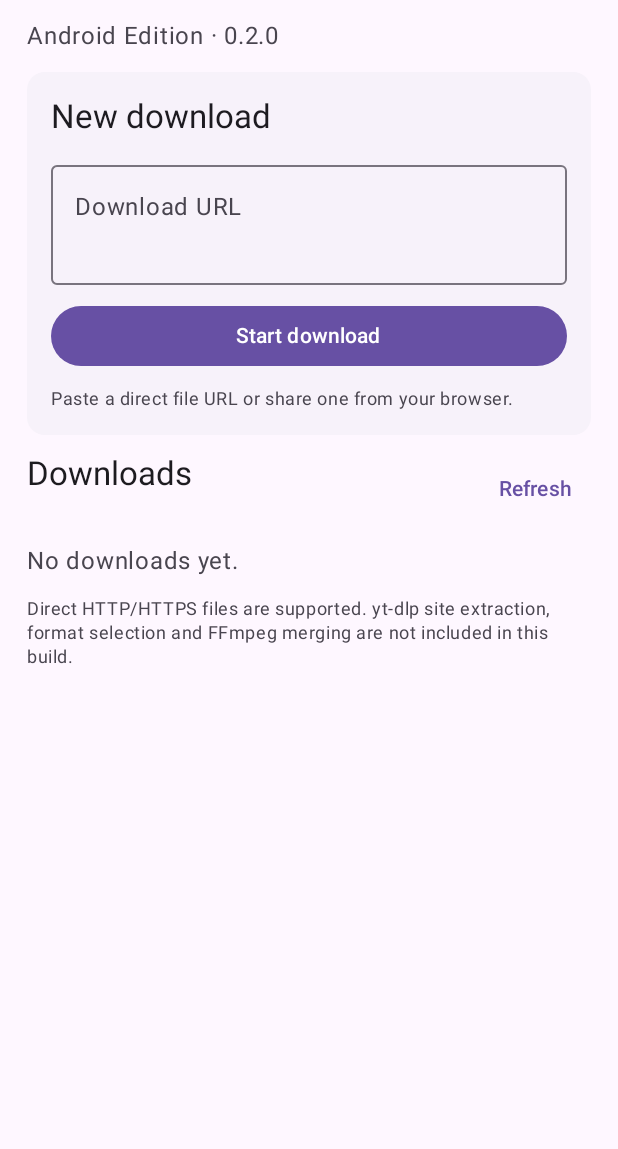
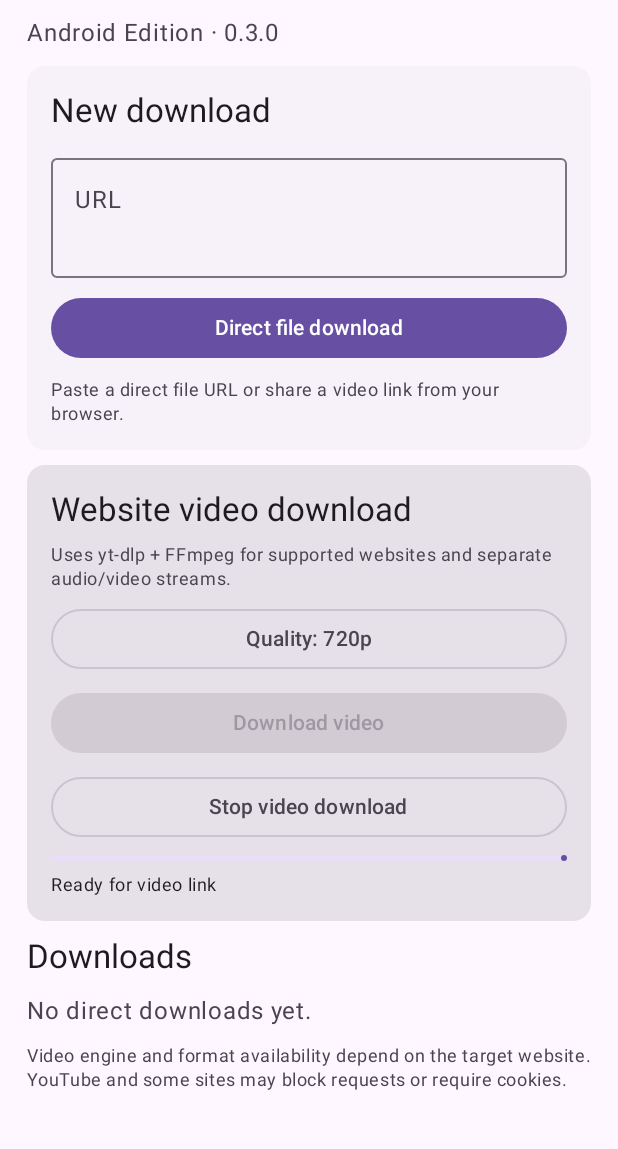
Before and after one commit to drsumon200/Fast-IDM, an Android app built with Jetpack Compose: the screen it shows after launch (MainActivity), on a phone screen of 412 x 824 dp, the part 87-1236 px from its top. Run offline under Robolectric (Android 15) with nearby library versions, the phone set to English and light mode, and no system bars; 1 statement that could not run was skipped.

Commit message:
Add video downloader controls and quality presets

```diff
--- a/android/app/src/main/java/com/drsumon/fastidm/MainActivity.kt
+++ b/android/app/src/main/java/com/drsumon/fastidm/MainActivity.kt
@@ -1,13 +1,17 @@
 package com.drsumon.fastidm
 
+import android.Manifest
 import android.app.DownloadManager
 import android.content.Intent
+import android.content.pm.PackageManager
 import android.net.Uri
+import android.os.Build
 import android.os.Bundle
 import android.os.Environment
 import android.webkit.URLUtil
 import androidx.activity.ComponentActivity
 import androidx.activity.compose.setContent
+import androidx.activity.result.contract.ActivityResultContracts
 import androidx.compose.foundation.layout.*
 import androidx.compose.foundation.lazy.LazyColumn
 import androidx.compose.foundation.lazy.items
@@ -16,21 +20,39 @@ import androidx.compose.runtime.*
 import androidx.compose.runtime.saveable.rememberSaveable
 import androidx.compose.ui.Modifier
 import androidx.compose.ui.unit.dp
+import androidx.core.content.ContextCompat
 import kotlinx.coroutines.delay
 
 data class DownloadItem(val id: Long, val title: String, val status: Int, val downloaded: Long, val total: Long, val reason: Int)
 
 class MainActivity : ComponentActivity() {
     private var sharedUrl by mutableStateOf("")
+    private val notificationPermission = registerForActivityResult(ActivityResultContracts.RequestPermission()) { }
     override fun onCreate(savedInstanceState: Bundle?) {
         super.onCreate(savedInstanceState)
         sharedUrl = extractUrl(intent)
+        if (Build.VERSION.SDK_INT >= 33 && ContextCompat.checkSelfPermission(this, Manifest.permission.POST_NOTIFICATIONS) != PackageManager.PERMISSION_GRANTED) {
+            notificationPermission.launch(Manifest.permission.POST_NOTIFICATIONS)
+        }
         setContent {
             MaterialTheme(colorScheme = lightColorScheme()) {
                 Surface(Modifier.fillMaxSize()) {
-                    FastIdmHome(sharedUrl, ::enqueueDownload, ::queryDownloads) { id ->
-                        (getSystemService(DOWNLOAD_SERVICE) as DownloadManager).remove(id)
-                    }
+                    FastIdmHome(
+                        sharedUrl,
+                        ::enqueueDownload,
+                        ::queryDownloads,
+                        onStartVideo = { url, quality ->
+                            val service = Intent(this, YtDlpDownloadService::class.java)
+                                .setAction(YtDlpDownloadService.ACTION_START)
+                                .putExtra(YtDlpDownloadService.EXTRA_URL, url)
+                                .putExtra(YtDlpDownloadService.EXTRA_QUALITY, quality)
+                            ContextCompat.startForegroundService(this, service)
+                        },
+                        onStopVideo = {
+                            startService(Intent(this, YtDlpDownloadService::class.java).setAction(YtDlpDownloadService.ACTION_STOP))
+                        },
+                        onCancel = { id -> (getSystemService(DOWNLOAD_SERVICE) as DownloadManager).remove(id) }
+                    )
                 }
             }
         }
@@ -45,24 +67,22 @@ class MainActivity : ComponentActivity() {
             Intent.ACTION_VIEW -> intent.dataString.orEmpty()
             else -> ""
         }
-        return Regex("""https?://[^\s<>]+""", RegexOption.IGNORE_CASE)
+        return Regex("""https?://[^\\s<>]+""", RegexOption.IGNORE_CASE)
             .find(raw)?.value?.replace(Regex("[.,)\\]]+$"), "") ?: ""
     }
     private fun enqueueDownload(rawUrl: String): String {
         val clean = rawUrl.trim()
         val uri = try { Uri.parse(clean) } catch (_: Exception) { null }
-        if (uri == null || (uri.scheme != "https" && uri.scheme != "http") || uri.host.isNullOrBlank())
-            return "Enter a valid HTTP or HTTPS URL."
+        if (uri == null || (uri.scheme != "https" && uri.scheme != "http") || uri.host.isNullOrBlank()) return "Enter a valid HTTP or HTTPS URL."
         return try {
             val manager = getSystemService(DOWNLOAD_SERVICE) as DownloadManager
-            val guessed = URLUtil.guessFileName(clean, null, null)
-            val filename = guessed.replace(Regex("""[\\/:*?"<>|]"""), "_").take(150).ifBlank { "download.bin" }
+            val filename = URLUtil.guessFileName(clean, null, null).replace(Regex("""[\\/:*?"<>|]"""), "_").take(150).ifBlank { "download.bin" }
             val request = DownloadManager.Request(uri).setTitle(filename).setDescription("Fast IDM · Downloads")
                 .setNotificationVisibility(DownloadManager.Request.VISIBILITY_VISIBLE_NOTIFY_COMPLETED)
                 .setAllowedOverMetered(true).setAllowedOverRoaming(false)
                 .setDestinationInExternalPublicDir(Environment.DIRECTORY_DOWNLOADS + "/FastIDM", filename)
             manager.enqueue(request)
-            "Download added: $filename"
+            "Direct download added: $filename"
         } catch (e: Exception) { "Could not start download: ${e.localizedMessage ?: "unknown error"}" }
     }
     private fun queryDownloads(): List<DownloadItem> {
@@ -76,46 +96,71 @@ class MainActivity : ComponentActivity() {
             val current = c.getColumnIndexOrThrow(DownloadManager.COLUMN_BYTES_DOWNLOADED_SO_FAR)
             val total = c.getColumnIndexOrThrow(DownloadManager.COLUMN_TOTAL_SIZE_BYTES)
             val reason = c.getColumnIndexOrThrow(DownloadManager.COLUMN_REASON)
-            while (c.moveToNext()) result += DownloadItem(c.getLong(id), c.getString(title) ?: "Download",
-                c.getInt(status), c.getLong(current), c.getLong(total), c.getInt(reason))
+            while (c.moveToNext()) result += DownloadItem(c.getLong(id), c.getString(title) ?: "Download", c.getInt(status), c.getLong(current), c.getLong(total), c.getInt(reason))
         }
         return result.sortedByDescending { it.id }
     }
 }
 
 @Composable
-private fun FastIdmHome(initialUrl: String, onEnqueue: (String) -> String,
-    onRefresh: () -> List<DownloadItem>, onCancel: (Long) -> Unit) {
+private fun FastIdmHome(
+    initialUrl: String,
+    onEnqueue: (String) -> String,
+    onRefresh: () -> List<DownloadItem>,
+    onStartVideo: (String, String) -> Unit,
+    onStopVideo: () -> Unit,
+    onCancel: (Long) -> Unit
+) {
     var url by rememberSaveable { mutableStateOf(initialUrl) }
-    var message by rememberSaveable { mutableStateOf("Paste a direct file URL or share one from your browser.") }
+    var message by rememberSaveable { mutableStateOf("Paste a direct file URL or share a video link from your browser.") }
     var downloads by remember { mutableStateOf(emptyList<DownloadItem>()) }
+    var quality by rememberSaveable { mutableStateOf("720p") }
+    var menuOpen by remember { mutableStateOf(false) }
+    var ytStatus by remember { mutableStateOf("Ready for video link") }
+    var ytProgress by remember { mutableFloatStateOf(0f) }
     LaunchedEffect(initialUrl) { if (initialUrl.isNotBlank()) url = initialUrl }
-    LaunchedEffect(Unit) { while (true) { downloads = onRefresh(); delay(1200) } }
-    Column(Modifier.fillMaxSize().padding(18.dp), verticalArrangement = Arrangement.spacedBy(12.dp)) {
+    LaunchedEffect(Unit) {
+        while (true) {
+            downloads = onRefresh()
+            val prefs = androidx.compose.ui.platform.LocalContext.current // placeholder
+            delay(1200)
+        }
+    }
+    Column(Modifier.fillMaxSize().padding(18.dp), verticalArrangement = Arrangement.spacedBy(10.dp)) {
         Text("Fast IDM", style = MaterialTheme.typography.headlineLarge)
-        Text("Android Edition · 0.2.0", color = MaterialTheme.colorScheme.onSurfaceVariant)
+        Text("Android Edition · 0.3.0", color = MaterialTheme.colorScheme.onSurfaceVariant)
         Card(colors = CardDefaults.cardColors(containerColor = MaterialTheme.colorScheme.surfaceContainerLow)) {
-            Column(Modifier.fillMaxWidth().padding(16.dp), verticalArrangement = Arrangement.spacedBy(10.dp)) {
+            Column(Modifier.fillMaxWidth().padding(16.dp), verticalArrangement = Arrangement.spacedBy(9.dp)) {
                 Text("New download", style = MaterialTheme.typography.titleLarge)
-                OutlinedTextField(url, { url = it }, Modifier.fillMaxWidth(),
-                    label = { Text("Download URL") }, placeholder = { Text("https://example.com/file.mp4") }, minLines = 2)
-                Button(onClick = { message = onEnqueue(url); downloads = onRefresh() },
-                    modifier = Modifier.fillMaxWidth()) { Text("Start download") }
+                OutlinedTextField(url, { url = it }, Modifier.fillMaxWidth(), label = { Text("URL") }, placeholder = { Text("https://example.com/file.mp4") }, minLines = 2)
+                Button(onClick = { message = onEnqueue(url); downloads = onRefresh() }, modifier = Modifier.fillMaxWidth()) { Text("Direct file download") }
                 Text(message, style = MaterialTheme.typography.bodySmall, color = MaterialTheme.colorScheme.onSurfaceVariant)
             }
         }
-        Row(Modifier.fillMaxWidth(), horizontalArrangement = Arrangement.SpaceBetween) {
-            Text("Downloads", style = MaterialTheme.typography.titleLarge)
-            TextButton(onClick = { downloads = onRefresh() }) { Text("Refresh") }
-        }
-        if (downloads.isEmpty()) Text("No downloads yet.", color = MaterialTheme.colorScheme.onSurfaceVariant)
-        else LazyColumn(Modifier.weight(1f), verticalArrangement = Arrangement.spacedBy(9.dp)) {
-            items(downloads, key = { it.id }) { item ->
-                DownloadCard(item) { onCancel(item.id); downloads = onRefresh() }
+        Card {
+            Column(Modifier.fillMaxWidth().padding(16.dp), verticalArrangement = Arrangement.spacedBy(8.dp)) {
+                Text("Website video download", style = MaterialTheme.typography.titleLarge)
+                Text("Uses yt-dlp + FFmpeg for supported websites and separate audio/video streams.", style = MaterialTheme.typography.bodySmall, color = MaterialTheme.colorScheme.onSurfaceVariant)
+                Box {
+                    OutlinedButton(onClick = { menuOpen = true }, modifier = Modifier.fillMaxWidth()) { Text("Quality: $quality") }
+                    DropdownMenu(expanded = menuOpen, onDismissRequest = { menuOpen = false }) {
+                        listOf("Best", "1080p", "720p", "480p", "Audio MP3").forEach { item ->
+                            DropdownMenuItem(text = { Text(item) }, onClick = { quality = item; menuOpen = false })
+                        }
+                    }
+                }
+                Button(onClick = { onStartVideo(url.trim(), quality); ytStatus = "Starting yt-dlp…"; ytProgress = 0f }, modifier = Modifier.fillMaxWidth(), enabled = url.startsWith("http")) { Text("Download video") }
+                OutlinedButton(onClick = onStopVideo, modifier = Modifier.fillMaxWidth()) { Text("Stop video download") }
+                LinearProgressIndicator(progress = { ytProgress / 100f }, modifier = Modifier.fillMaxWidth())
+                Text(ytStatus, style = MaterialTheme.typography.bodySmall)
             }
         }
-        Text("Direct HTTP/HTTPS files are supported. yt-dlp site extraction, format selection and FFmpeg merging are not included in this build.",
-            style = MaterialTheme.typography.bodySmall, color = MaterialTheme.colorScheme.onSurfaceVariant)
+        Text("Downloads", style = MaterialTheme.typography.titleLarge)
+        if (downloads.isEmpty()) Text("No direct downloads yet.", color = MaterialTheme.colorScheme.onSurfaceVariant)
+        else LazyColumn(Modifier.weight(1f), verticalArrangement = Arrangement.spacedBy(9.dp)) {
+            items(downloads, key = { it.id }) { item -> DownloadCard(item) { onCancel(item.id); downloads = onRefresh() } }
+        }
+        Text("Video engine and format availability depend on the target website. YouTube and some sites may block requests or require cookies.", style = MaterialTheme.typography.bodySmall, color = MaterialTheme.colorScheme.onSurfaceVariant)
     }
 }
 
@@ -125,7 +170,7 @@ private fun DownloadCard(item: DownloadItem, onCancel: () -> Unit) {
     val label = when (item.status) {
         DownloadManager.STATUS_PENDING -> "Queued"
         DownloadManager.STATUS_RUNNING -> "Downloading"
-        DownloadManager.STATUS_PAUSED -> "Paused · system will retry"
+        DownloadManager.STATUS_PAUSED -> "Paused"
         DownloadManager.STATUS_SUCCESSFUL -> "Completed"
         DownloadManager.STATUS_FAILED -> "Failed (code ${item.reason})"
         else -> "Checking"
@@ -135,10 +180,8 @@ private fun DownloadCard(item: DownloadItem, onCancel: () -> Unit) {
             Text(item.title, style = MaterialTheme.typography.titleMedium, maxLines = 2)
             Text(label, style = MaterialTheme.typography.bodySmall, color = MaterialTheme.colorScheme.onSurfaceVariant)
             if (item.status == DownloadManager.STATUS_RUNNING || item.status == DownloadManager.STATUS_PAUSED) {
-                LinearProgressIndicator(progress = { if (item.total > 0) percent / 100f else 0f },
-                    modifier = Modifier.fillMaxWidth())
-                Text(if (item.total > 0) "$percent% · ${formatBytes(item.downloaded)} / ${formatBytes(item.total)}"
-                    else "${formatBytes(item.downloaded)} downloaded", style = MaterialTheme.typography.labelSmall)
+                LinearProgressIndicator(progress = { if (item.total > 0) percent / 100f else 0f }, modifier = Modifier.fillMaxWidth())
+                Text(if (item.total > 0) "$percent% · ${formatBytes(item.downloaded)} / ${formatBytes(item.total)}" else "${formatBytes(item.downloaded)} downloaded", style = MaterialTheme.typography.labelSmall)
             }
             if (item.status != DownloadManager.STATUS_SUCCESSFUL) TextButton(onClick = onCancel) { Text("Remove") }
         }
```
